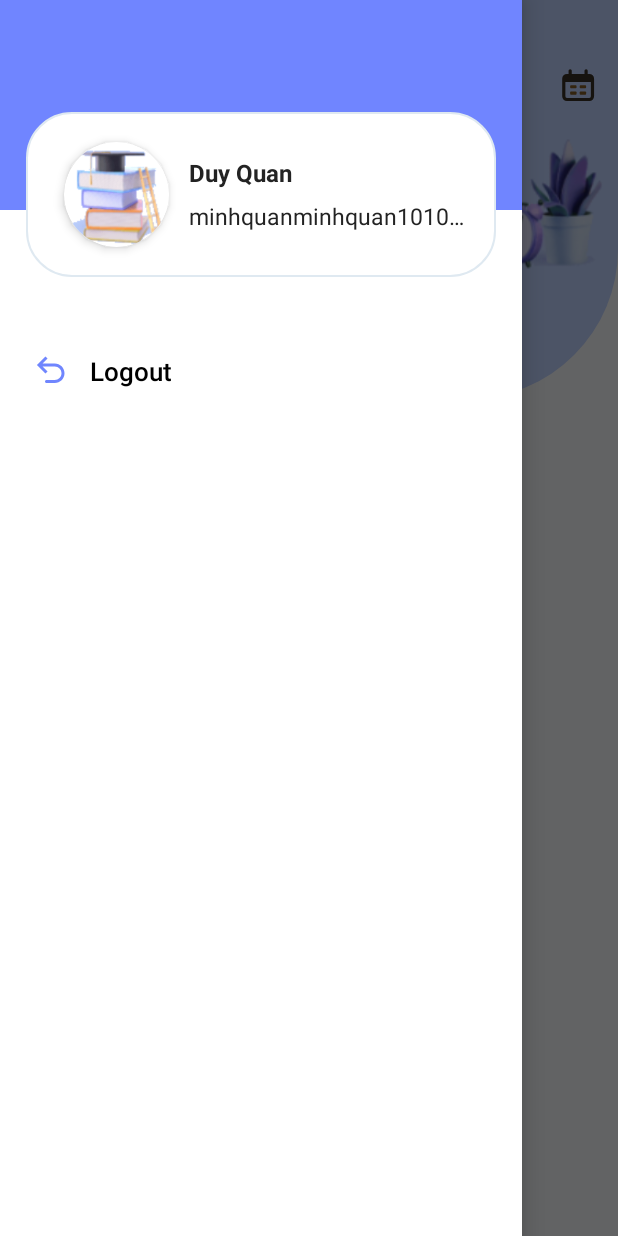
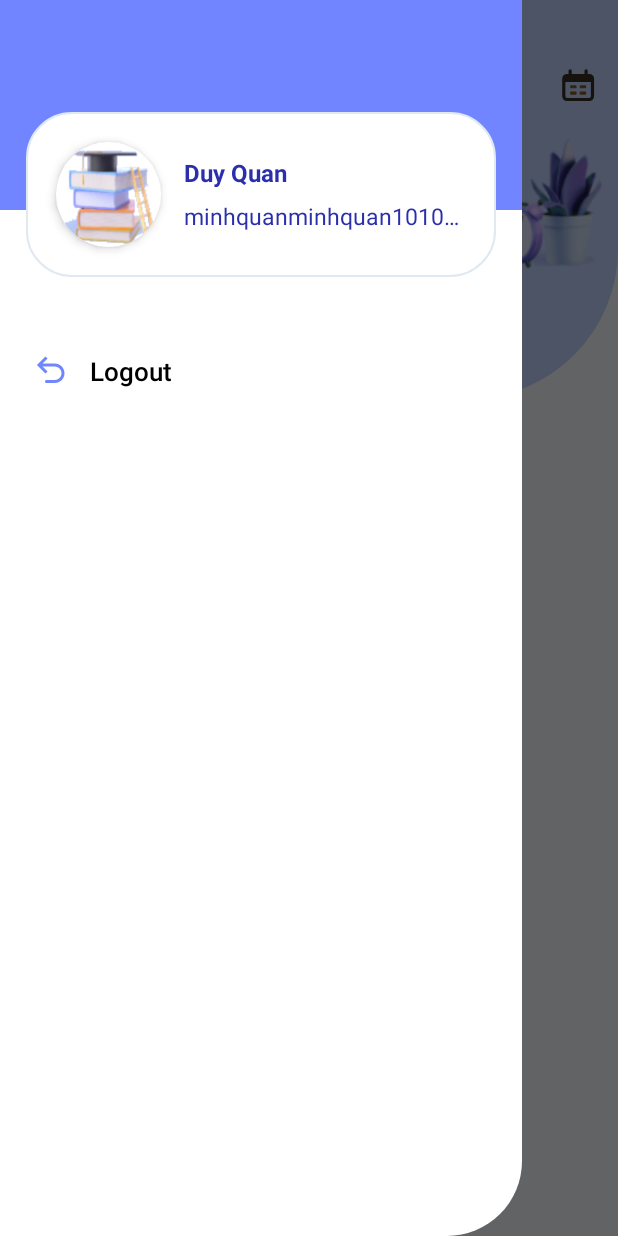
Before and after one commit to khongphaiduycuannn/Practice-for-TOEIC-Test-Rebuild, an Android app: the screen it shows after launch (MainActivity), with the side drawer open, on a phone screen of 412 x 824 dp. Run offline under Robolectric (Android 15) with nearby library versions, the phone set to English and light mode, and no system bars; our stand-ins replace navigation-ui; libraries missing offline, so code that uses them is left out: com.simform.custombottomnavigation; plain views replace LinearLayout, SSCustomBottomNavigation; 3 statements that could not run were skipped.

Commit message:
Better UI main screen.

```diff
--- /dev/null
+++ b/app/src/main/res/drawable/bg_drawer_nav.xml
@@ -0,0 +1,6 @@
+<?xml version="1.0" encoding="utf-8"?>
+<shape xmlns:android="http://schemas.android.com/apk/res/android"
+    android:shape="rectangle">
+    <solid android:color="#FFFFFF" />
+    <corners android:bottomRightRadius="50dp" />
+</shape>
--- a/app/src/main/res/layout/activity_main.xml
+++ b/app/src/main/res/layout/activity_main.xml
@@ -54,6 +54,7 @@
         android:layout_gravity="start"
         app:headerLayout="@layout/view_drawer_nav_header"
         app:itemIconTint="#7086FE"
+        android:background="@drawable/bg_drawer_nav"
         app:itemTextAppearance="@style/menu_text_style"
         app:menu="@menu/drawer_menu" />
 
--- a/app/src/main/res/layout/view_drawer_nav_header.xml
+++ b/app/src/main/res/layout/view_drawer_nav_header.xml
@@ -31,7 +31,7 @@
             android:layout_width="70dp"
             android:layout_height="70dp"
             android:layout_gravity="center"
-            android:layout_marginStart="25dp"
+            android:layout_marginStart="20dp"
             app:cardCornerRadius="50dp"
             app:cardElevation="4dp">
 
@@ -45,7 +45,7 @@
             android:layout_width="match_parent"
             android:layout_height="wrap_content"
             android:layout_gravity="center"
-            android:layout_margin="13dp"
+            android:layout_margin="15dp"
             android:orientation="vertical">
 
             <TextView
@@ -53,7 +53,7 @@
                 android:layout_height="wrap_content"
                 android:layout_gravity="start"
                 android:text="Duy Quan"
-                android:textColor="#232323"
+                android:textColor="#2B2FAB"
                 android:textSize="16sp"
                 android:textStyle="bold" />
 
@@ -67,7 +67,7 @@
                 android:layout_gravity="start"
                 android:singleLine="true"
                 android:text="minhquanminhquan1010@gmail.com"
-                android:textColor="#232323"
+                android:textColor="#2B2FAB"
                 android:textSize="15sp" />
         </LinearLayout>
     </carbon.widget.LinearLayout>
```
